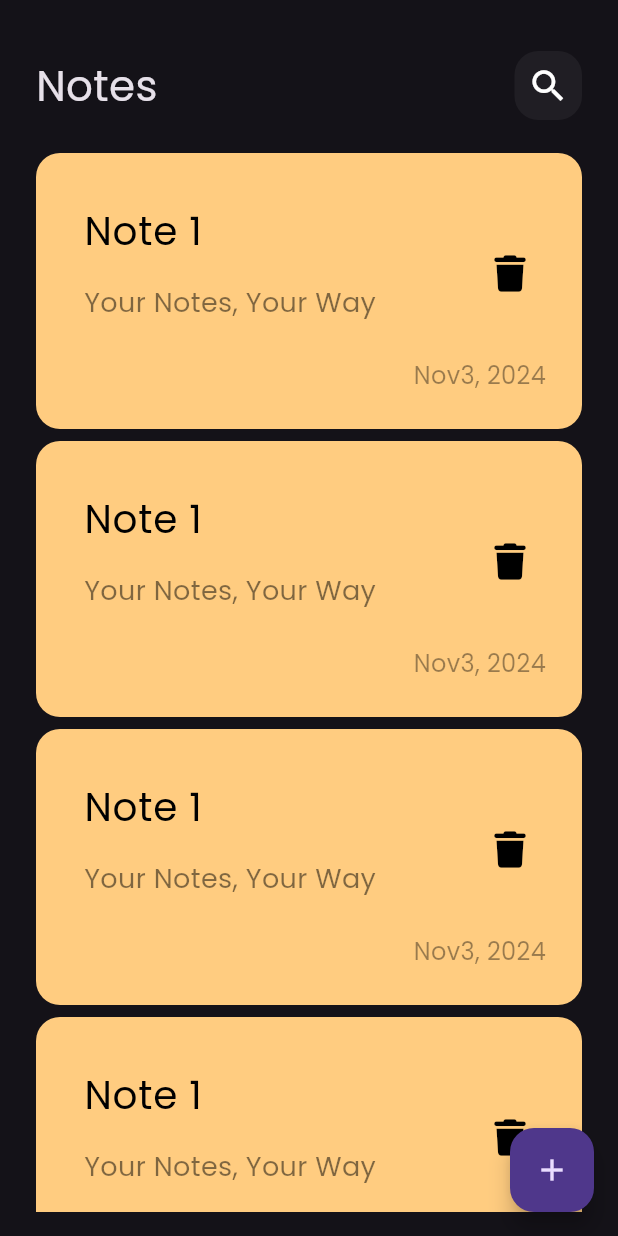
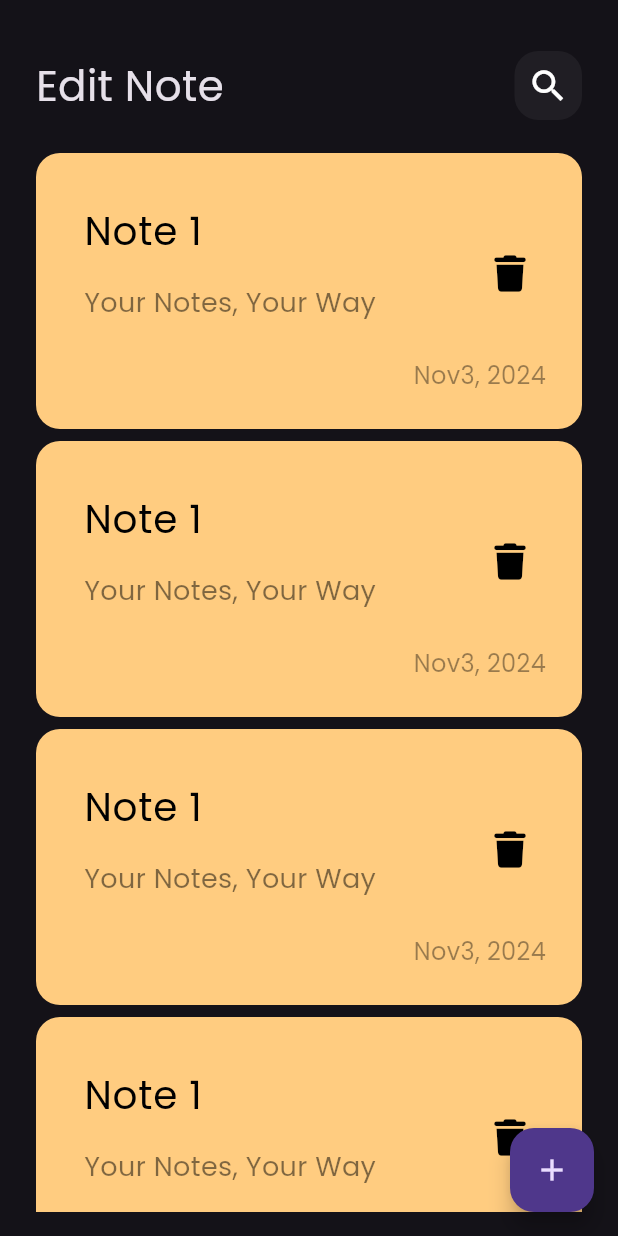
Before and after one commit to essamalrawi/notes_app, a Flutter app: the screen it shows after launch, on a phone screen of 412 x 824 dp. Run offline on Flutter 3.47's test engine with Material 3 defaults, Android fonts, the phone set to English and light mode, and no system bars; our stand-ins replace font_awesome_flutter.

Commit message:
add custom appbar to edit note view

```diff
--- a/lib/widgets/custom_app_bar.dart
+++ b/lib/widgets/custom_app_bar.dart
@@ -2,19 +2,24 @@ import 'package:flutter/material.dart';
 import 'package:notes_app/widgets/custom_search_icon.dart';
 
 class CustomAppBar extends StatelessWidget {
-  const CustomAppBar({super.key});
+  const CustomAppBar({super.key, required this.title, required this.icon});
+
+  final String title;
+  final IconData icon;
 
   @override
   Widget build(BuildContext context) {
-    return const Row(
+    return Row(
       children: [
-        SizedBox(height: 50),
+        const SizedBox(height: 50),
         Text(
-          "Notes",
-          style: TextStyle(fontSize: 28),
+          title,
+          style: const TextStyle(fontSize: 28),
         ),
-        Spacer(),
-        CustomSearchIcon(),
+        const Spacer(),
+        CustomSearchIcon(
+          icon: icon,
+        ),
       ],
     );
   }
--- a/lib/widgets/custom_search_icon.dart
+++ b/lib/widgets/custom_search_icon.dart
@@ -1,8 +1,8 @@
 import 'package:flutter/material.dart';
 
 class CustomSearchIcon extends StatelessWidget {
-  const CustomSearchIcon({super.key});
-
+  const CustomSearchIcon({super.key, required this.icon});
+  final IconData icon;
   @override
   Widget build(BuildContext context) {
     return Container(
@@ -12,9 +12,9 @@ class CustomSearchIcon extends StatelessWidget {
         color: Colors.white.withOpacity(.05),
         borderRadius: BorderRadius.circular(16),
       ),
-      child: const Center(
+      child: Center(
         child: Icon(
-          Icons.search,
+          icon,
           size: 28,
         ),
       ),
--- a/lib/widgets/edit_note_view_body.dart
+++ b/lib/widgets/edit_note_view_body.dart
@@ -1,10 +1,25 @@
 import 'package:flutter/material.dart';
+import 'package:notes_app/widgets/custom_app_bar.dart';
+import 'package:notes_app/widgets/custom_search_icon.dart';
 
 class EditNoteViewBody extends StatelessWidget {
   const EditNoteViewBody({super.key});
 
   @override
   Widget build(BuildContext context) {
-    return Container();
+    return const Padding(
+      padding: EdgeInsets.symmetric(horizontal: 24.0),
+      child: Column(
+        children: [
+          SizedBox(
+            height: 50,
+          ),
+          CustomAppBar(
+            title: "Edit note",
+            icon: Icons.edit,
+          ),
+        ],
+      ),
+    );
   }
 }
--- a/lib/widgets/notes_view_body.dart
+++ b/lib/widgets/notes_view_body.dart
@@ -11,7 +11,10 @@ class NotesViewBody extends StatelessWidget {
       padding: EdgeInsets.only(left: 24.0, right: 24, top: 32),
       child: Column(
         children: [
-          CustomAppBar(),
+          CustomAppBar(
+            title: "Edit Note",
+            icon: Icons.search,
+          ),
           Expanded(child: NotesListView()),
         ],
       ),
```
